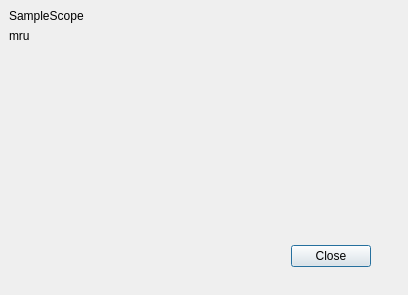
Qt form frontend/Osci/aboutdialog.ui (mru00/SampleScope) before a commit.
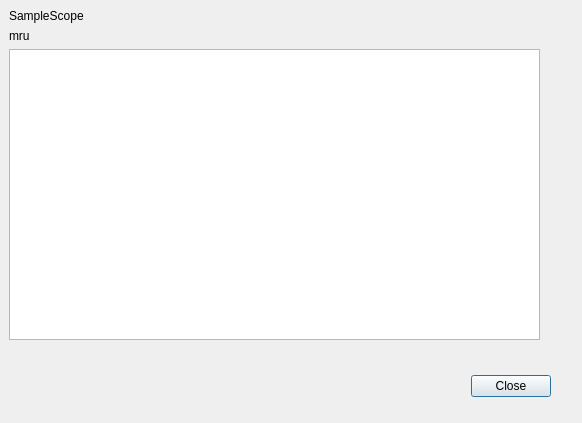
The same form after that commit.

Patch:
```diff
--- a/frontend/Osci/aboutdialog.ui
+++ b/frontend/Osci/aboutdialog.ui
@@ -9,8 +9,8 @@
    <rect>
     <x>0</x>
     <y>0</y>
-    <width>408</width>
-    <height>295</height>
+    <width>582</width>
+    <height>423</height>
    </rect>
   </property>
   <property name="windowTitle">
@@ -19,9 +19,9 @@
   <widget class="QDialogButtonBox" name="buttonBox">
    <property name="geometry">
     <rect>
-     <x>30</x>
-     <y>240</y>
-     <width>341</width>
+     <x>20</x>
+     <y>370</y>
+     <width>531</width>
      <height>32</height>
     </rect>
    </property>
@@ -37,8 +37,8 @@
     <rect>
      <x>9</x>
      <y>9</y>
-     <width>116</width>
-     <height>58</height>
+     <width>531</width>
+     <height>331</height>
     </rect>
    </property>
    <layout class="QFormLayout" name="formLayout">
@@ -56,6 +56,16 @@
       </property>
      </widget>
     </item>
+    <item row="2" column="0" colspan="2">
+     <widget class="QPlainTextEdit" name="plainTextEdit">
+      <property name="undoRedoEnabled">
+       <bool>false</bool>
+      </property>
+      <property name="readOnly">
+       <bool>true</bool>
+      </property>
+     </widget>
+    </item>
    </layout>
   </widget>
  </widget>
```
